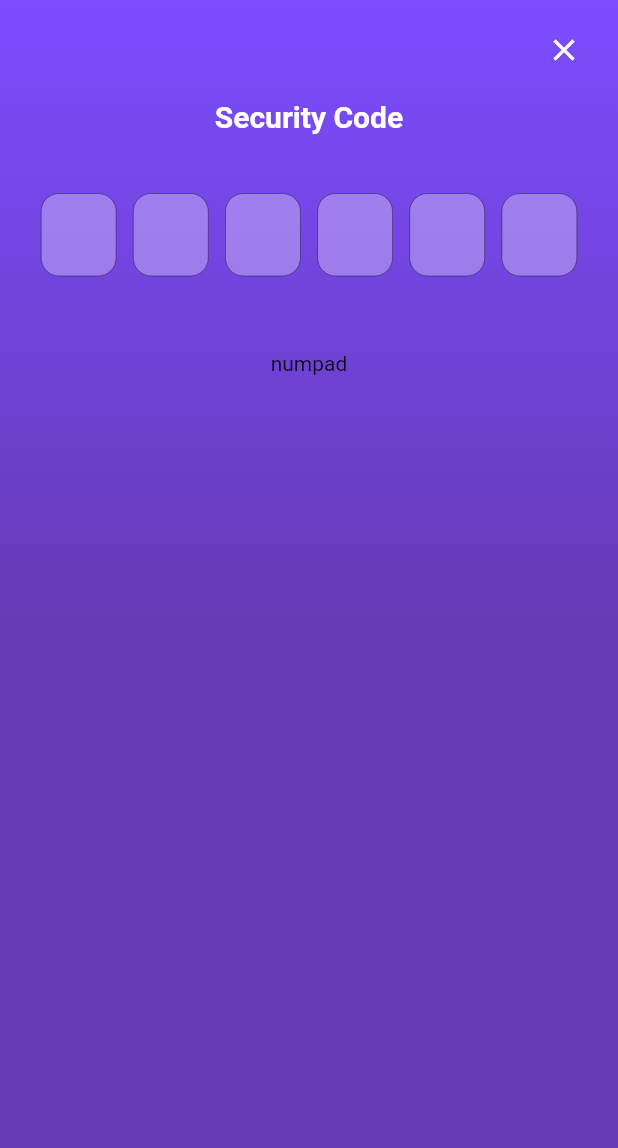
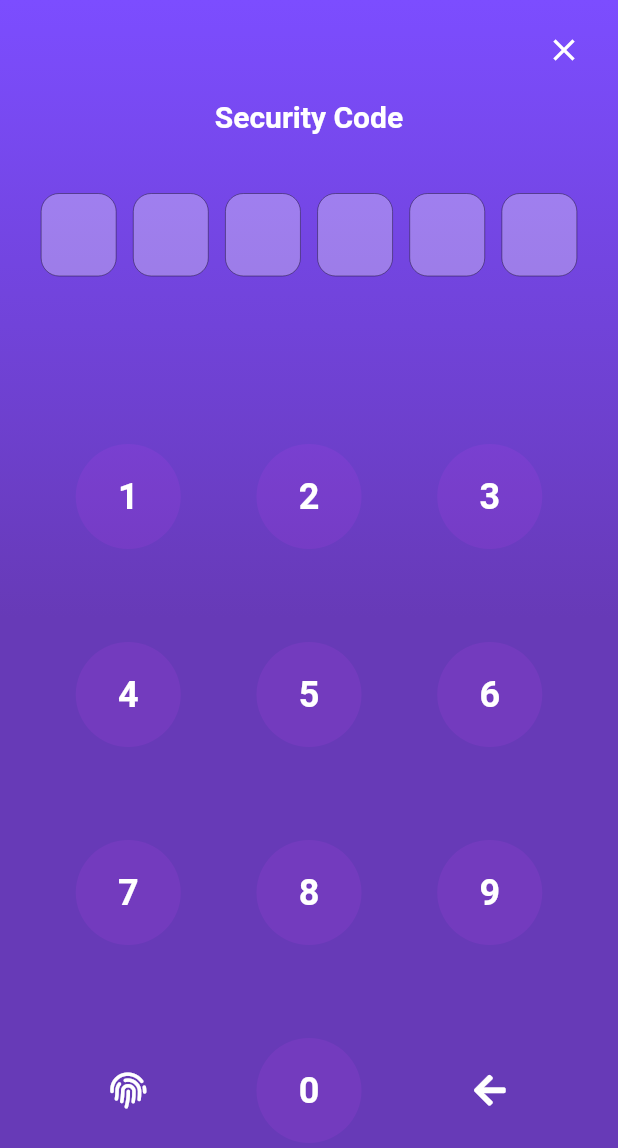
Before and after one commit to gh0st-work/insomnia_keeper, a Flutter app: the screen it shows after launch, on a phone screen of 412 x 824 dp. Shown: the top 1148 px of the screen. Run offline on Flutter 3.47's test engine with Material 2 defaults, Android fonts, the phone set to English and light mode, and no system bars; our stand-ins replace dio, flutter_hooks, font_awesome_flutter, localstorage, redux, redux_thunk; accounts and stored records are empty; network calls fail.

```diff
--- a/insomnia_keeper_flutter/lib/widgets/lock_screen2.dart
+++ /dev/null
@@ -1,162 +0,0 @@
-import 'package:flutter/material.dart';
-import 'package:flutter_hooks/flutter_hooks.dart';
-
-import '../misc/rem.dart';
-
-class LockScreen extends HookWidget {
-  const LockScreen({Key? key}) : super(key: key);
-
-  @override
-  Widget build(BuildContext context) {
-
-    const int codeLength = 6;
-    final List<int?> initialCode = List<int?>.filled(codeLength, null);
-    final code = useState(initialCode);
-    final cursorPosition = useState(0);
-
-    final String codeText = useMemoized(
-      () {
-        if (code.value.every((char) => char != null)) {
-          return code.value.join();
-        } else {
-          return List<int?>.filled(codeLength, 0).join();
-        }
-      },
-      [code.value],
-    );
-
-    checkCode () {
-      bool success = false;
-      try {
-        // TODO: check code
-        success = true;
-      } catch (e, s) {
-        success = false;
-      }
-
-      if (success) {
-        // TODO: go further
-
-      } else {
-        // TODO: shake, then
-        code.value = initialCode;
-      }
-    }
-
-    addNumber (number) {
-      List<int?> newCode = code.value;
-      int startingFrom = cursorPosition.value;
-      newCode[startingFrom] = number;
-      newCode.fillRange(startingFrom, codeLength-1, null);
-      if (startingFrom == codeLength - 1) {
-        checkCode();
-      }
-    }
-
-    exit () {
-
-    }
-
-    final ExitButton =  Row(
-      mainAxisAlignment: MainAxisAlignment.end,
-      children: <Widget>[
-        Padding(
-          padding: const EdgeInsets.all(8.0),
-          child: MaterialButton(
-            onPressed: exit(),
-            height: 50.0,
-            minWidth: 50.0,
-            shape: RoundedRectangleBorder(
-                borderRadius: BorderRadius.circular(50.0)
-            ),
-            child: const Icon(
-              Icons.clear,
-              color: Colors.white,
-            ),
-          ),
-        )
-      ],
-    );
-
-    final SecurityText = Text(
-      "Security Code",
-      style: TextStyle(
-        color: Colors.white,
-        fontSize: rem(5),
-        fontWeight: FontWeight.bold,
-      ),
-    );
-
-    final codeControllers = useRef(List.filled(codeLength, TextEditingController()));
-
-    buildCodeNumber (i) {
-      final codeNum = code.value[i];
-      return Container(
-        width: 50.0,
-        child: TextField(
-          controller: codeControllers.value[i],
-          enabled: false,
-          obscureText: true,
-          textAlign: TextAlign.center,
-          decoration: InputDecoration(
-            contentPadding: EdgeInsets.all(rem(4)),
-            border:  OutlineInputBorder(
-              borderRadius: BorderRadius.circular(rem(3)),
-              borderSide: const BorderSide(color: Colors.transparent)
-            ),
-            filled: true,
-            fillColor: Colors.white30,
-          ),
-          style: TextStyle(
-            fontWeight: FontWeight.bold,
-            fontSize: rem(5),
-            color: Colors.white,
-          ),
-        ),
-      );
-    }
-
-    final CodeNumbers = List.generate(codeLength, (i) => buildCodeNumber(i));
-
-    final NumberPad = Text('numpad');
-
-    return Container(
-      decoration: const BoxDecoration(
-        gradient:
-        LinearGradient(
-            colors: [
-              Colors.deepPurpleAccent,
-              Colors.deepPurple,
-            ],
-            begin: Alignment.topRight
-        )
-      ),
-      child: Column(
-        children: <Widget>[
-          ExitButton,
-          Container(
-            alignment: Alignment(0, 0.6),
-            padding: EdgeInsets.symmetric(horizontal: rem(4)),
-            child: Column(
-              mainAxisSize: MainAxisSize.min,
-              children: <Widget>[
-                SecurityText,
-                SizedBox(
-                  height: 40.0,
-                ),
-                 Row(
-                  mainAxisAlignment: MainAxisAlignment.spaceEvenly,
-                  children: CodeNumbers,
-                ),
-              ],
-            ),
-          ),
-          SizedBox(
-            height: 50,
-          ),
-          NumberPad,
-        ],
-      ),
-    );
-  }
-}
--- a/insomnia_keeper_flutter/lib/widgets/root.dart
+++ b/insomnia_keeper_flutter/lib/widgets/root.dart
@@ -8,7 +8,7 @@
 import 'package:insomnia_keeper_flutter/data/profile/actions.dart';
 import 'package:insomnia_keeper_flutter/misc/flutter_redux_hooks.dart';
 import 'package:insomnia_keeper_flutter/settings.dart' as settings;
-import 'package:insomnia_keeper_flutter/widgets/lock_screen2.dart';
+import 'package:insomnia_keeper_flutter/widgets/lock_screen.dart';
 
 import '../data/misc.dart';
 import '../misc/to_bool.dart';
```
Also changed, not shown: insomnia_keeper_flutter/lib/widgets/lock_screen.dart (+176 -275 lines).
